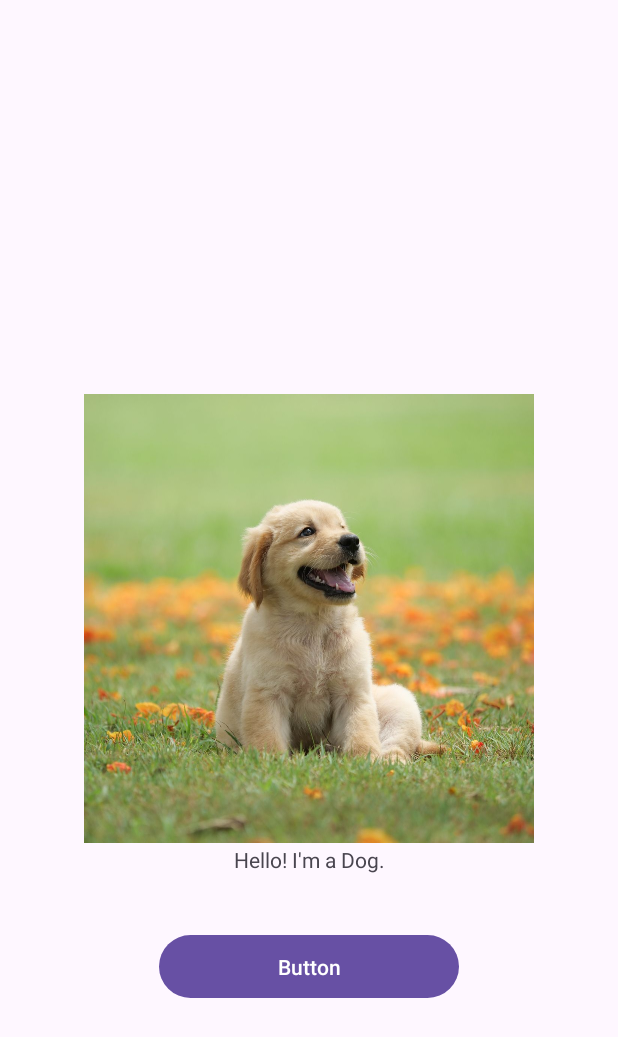
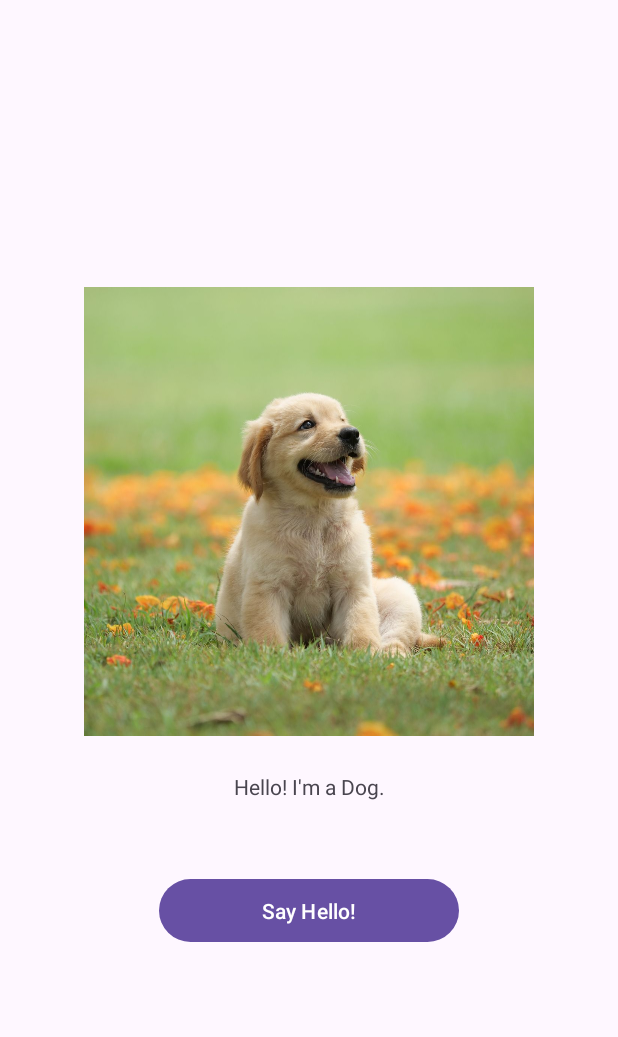
Before and after one commit to Ja-Xian-Chen/CS388-Labs, an Android app: the screen it shows after launch (MainActivity), on a phone screen of 412 x 824 dp. Shown: the top 1037 px of the screen. Run offline under Robolectric (Android 15) with nearby library versions, the phone set to English and light mode, and no system bars.

Commit message:
Initial Commit

```diff
--- a/app/src/main/java/com/example/a1/MainActivity.kt
+++ b/app/src/main/java/com/example/a1/MainActivity.kt
@@ -2,10 +2,18 @@ package com.example.a1
 
 import androidx.appcompat.app.AppCompatActivity
 import android.os.Bundle
+import android.util.Log
+import android.widget.Button
+import android.widget.Toast
 
 class MainActivity : AppCompatActivity() {
     override fun onCreate(savedInstanceState: Bundle?) {
         super.onCreate(savedInstanceState)
         setContentView(R.layout.activity_main)
+        val button = findViewById<Button>(R.id.button)
+        button.setOnClickListener{
+            Log.v("Hello world","button clicked")
+            Toast.makeText(this,"Hello There!", Toast.LENGTH_SHORT).show()
+        }
     }
 }
--- a/app/src/main/res/layout/activity_main.xml
+++ b/app/src/main/res/layout/activity_main.xml
@@ -10,27 +10,27 @@
         android:id="@+id/imageView"
         android:layout_width="300dp"
         android:layout_height="300dp"
-        android:scaleType="fitCenter"
         android:src="@drawable/image_dog"
+        android:layout_margin="24dp"
         app:layout_constraintBottom_toBottomOf="parent"
         app:layout_constraintEnd_toEndOf="parent"
-        app:layout_constraintHorizontal_bias="0.5"
         app:layout_constraintStart_toStartOf="parent"
-        app:layout_constraintTop_toTopOf="parent" />
+        app:layout_constraintTop_toTopOf="parent"
+        app:layout_constraintVertical_bias="0.35"
+        android:contentDescription="@string/dog" />
 
     <TextView
+        android:id="@+id/textView"
         android:layout_width="wrap_content"
         android:layout_height="wrap_content"
-        android:text="Hello! I'm a Dog."
-        app:layout_constraintBottom_toBottomOf="parent"
+        android:layout_marginTop="24dp"
+        android:text="@string/Hello"
         app:layout_constraintEnd_toEndOf="parent"
-        app:layout_constraintHorizontal_bias="0.5"
         app:layout_constraintStart_toStartOf="parent"
-        app:layout_constraintTop_toTopOf="parent"
-        app:layout_constraintVertical_bias="0.7" />
+        app:layout_constraintTop_toBottomOf="@+id/imageView" />
 
     <Button
-        android:id="@+id/Button"
+        android:id="@+id/button"
         android:layout_width="200dp"
         android:layout_height="50dp"
         android:text="@string/button"
@@ -38,7 +38,7 @@
         app:layout_constraintEnd_toEndOf="parent"
         app:layout_constraintHorizontal_bias="0.5"
         app:layout_constraintStart_toStartOf="parent"
-        app:layout_constraintTop_toTopOf="parent"
-        app:layout_constraintVertical_bias="0.8" />
+        app:layout_constraintTop_toBottomOf="@+id/textView"
+        app:layout_constraintVertical_bias="0.2" />
 
 </androidx.constraintlayout.widget.ConstraintLayout>
--- a/app/src/main/res/values/strings.xml
+++ b/app/src/main/res/values/strings.xml
@@ -1,5 +1,6 @@
 <resources>
     <string name="app_name">1</string>
-    <string name="button">Button</string>
-    <string name="hello">"Hello!, I'm a dog."</string>
+    <string name="button">Say Hello!</string>
+    <string name="Hello">Hello! I\'m a Dog.</string>
+    <string name="dog">Dog</string>
 </resources>
--- a/settings.gradle.kts
+++ b/settings.gradle.kts
@@ -13,5 +13,5 @@ dependencyResolutionManagement {
     }
 }
 
-rootProject.name = "1"
+rootProject.name = "Prework"
 include(":app")
```
